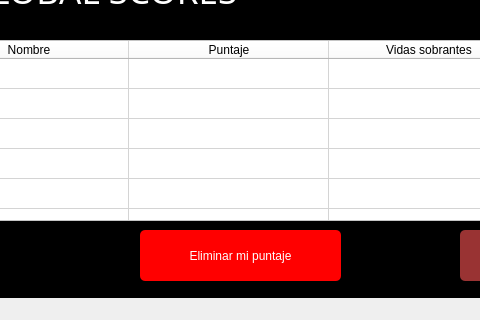
javierjose1224/Proyecto_final, file endgame.ui: the form before one commit; both pictures show x 140 to 620 and y 130 to 450 of the 750 by 450 pixel window.
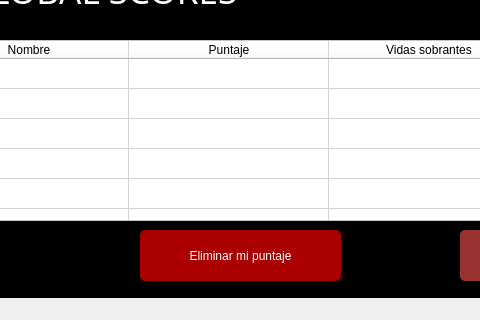
The form after the commit.

Diff of the .ui file:
```diff
--- a/endgame.ui
+++ b/endgame.ui
@@ -295,7 +295,7 @@
       <string notr="true">Padding: 1px;
 font: 16pt &quot;MV Boli&quot;;
 Border-radius: 5px;
-Background: #ff0000;
+Background: #aa0000;
 Color: #fefefe;</string>
      </property>
      <property name="text">
```
